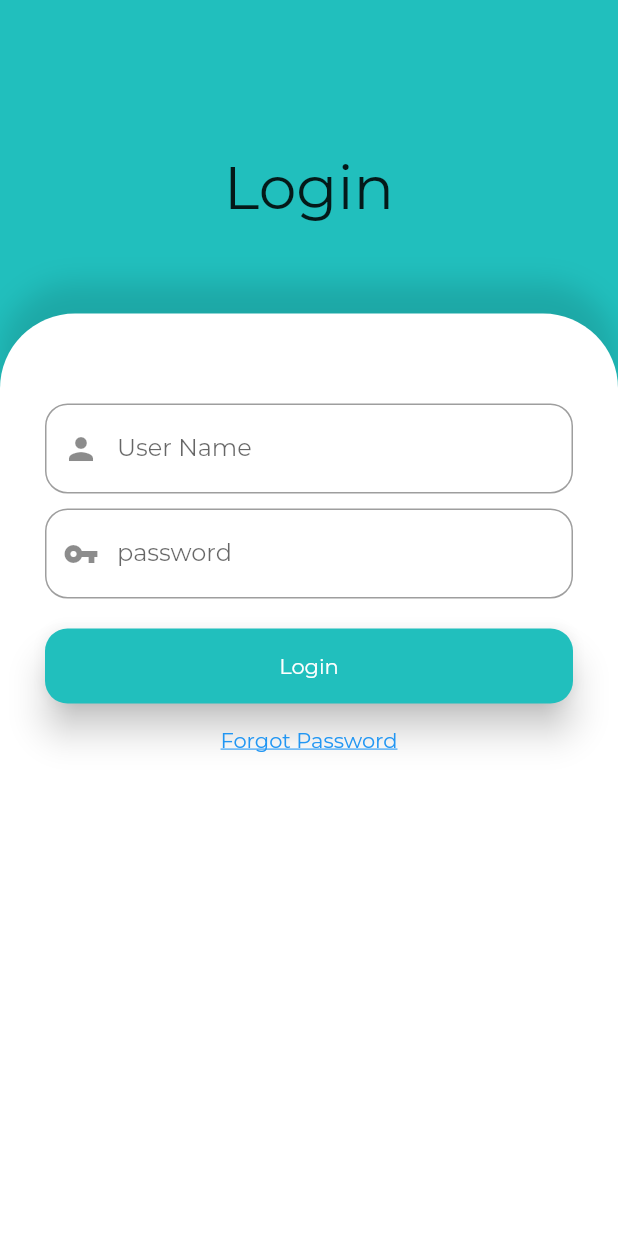
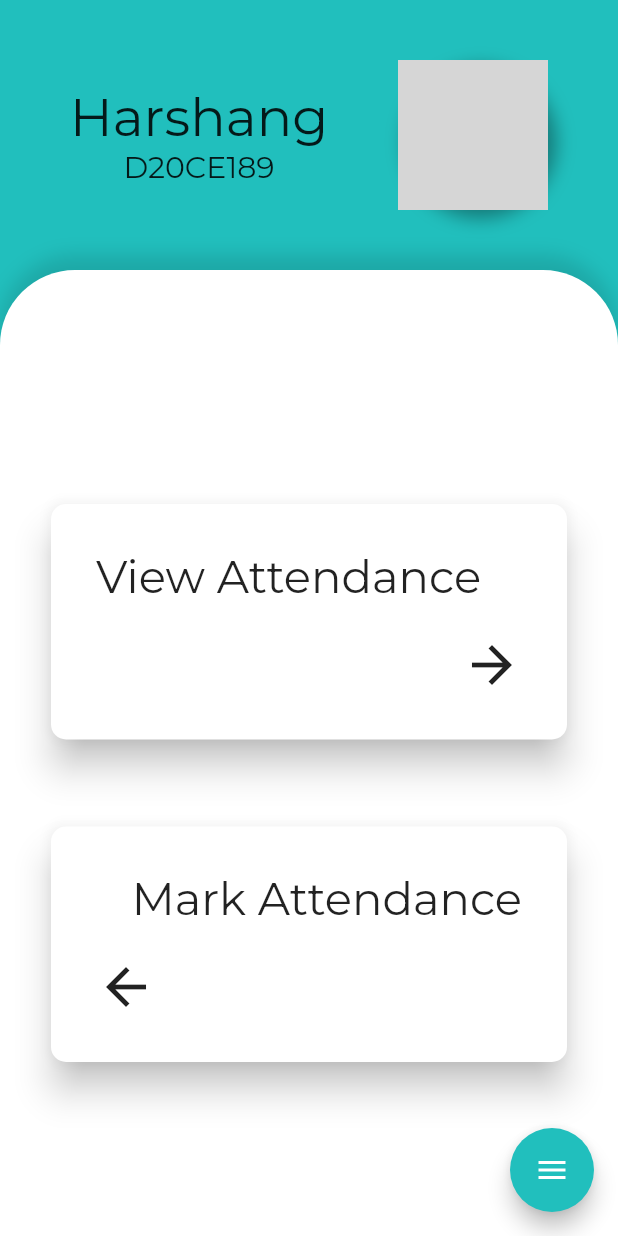
Before and after one commit to harshang03/RFID_based_Attendance_system, a Flutter app: the screen it shows after launch, on a phone screen of 412 x 824 dp. Run offline on Flutter 3.47's test engine with Material 2 defaults, Android fonts, the phone set to English and light mode, and no system bars; drawn by our look-alikes of flutter_speed_dial; our stand-ins replace fl_chart, shared_preferences; network calls fail; grey boxes are pictures that could not be loaded.

Commit message:
ui done of  faculty dashboard and animation done,view attendance,mark attendance is started

```diff
--- /dev/null
+++ b/lib/CustomPageRoutes/left_to_right_transaction.dart
@@ -0,0 +1,20 @@
+import 'package:flutter/material.dart';
+
+class LTORCustomPageRoute extends PageRouteBuilder {
+  final Widget child;
+
+  LTORCustomPageRoute({
+    required this.child,
+  }) : super(
+          pageBuilder: (context, animation, secondaryAnimation) => child,
+        );
+
+  @override
+  Widget buildTransitions(BuildContext context, Animation<double> animation,
+          Animation<double> secondaryAnimation, Widget child) =>
+      SlideTransition(
+        position: Tween<Offset>(begin: const Offset(-1, 0), end: Offset.zero)
+            .animate(animation),
+        child: child,
+      );
+}
--- /dev/null
+++ b/lib/CustomPageRoutes/right_to_left_transaction.dart
@@ -0,0 +1,20 @@
+import 'package:flutter/material.dart';
+
+class RTOLCustomPageRoute extends PageRouteBuilder {
+  final Widget child;
+
+  RTOLCustomPageRoute({
+    required this.child,
+  }) : super(
+    pageBuilder: (context, animation, secondaryAnimation) => child,
+  );
+
+  @override
+  Widget buildTransitions(BuildContext context, Animation<double> animation,
+      Animation<double> secondaryAnimation, Widget child) =>
+      SlideTransition(
+        position: Tween<Offset>(begin: const Offset(1, 0), end: Offset.zero)
+            .animate(animation),
+        child: child,
+      );
+}
--- a/lib/main.dart
+++ b/lib/main.dart
@@ -1,7 +1,8 @@
 import 'package:flutter/material.dart';
+import 'package:rfid_attendance_system/screens/dashboard_for_faculty.dart';
 import 'package:rfid_attendance_system/screens/home_screen_for_student.dart';
 import 'package:rfid_attendance_system/screens/login.dart';
-import 'package:rfid_attendance_system/screens/splash_screen.dart';
+import 'package:rfid_attendance_system/screens/mark_attendance.dart';
 
 void main() {
   runApp(const RFIDAttendanceSystem());
@@ -14,12 +15,17 @@ class RFIDAttendanceSystem extends StatelessWidget {
   Widget build(BuildContext context) {
     return MaterialApp(
       title: 'RFID Attendance System',
-      theme: ThemeData(fontFamily: 'Montserrat'),
+      theme: ThemeData(
+        fontFamily: 'Montserrat',
+      ),
       //debugShowCheckedModeBanner: false,
       routes: {
-        '/': (context) => const SplashScreen(),
+        //'/': (context) => const SplashScreen(),
+        '/': (context) => const DashboardForFaculty(),
         '/login': (context) => const Login(),
         '/homeScreenForStudents': (context) => const HomeScreenForStudent(),
+        '/dashboardForFaculty': (context) => const DashboardForFaculty(),
+        '/markAttendance': (context) => const MarkAttendance(),
       },
     );
   }
--- /dev/null
+++ b/lib/screens/dashboard_for_faculty.dart
@@ -0,0 +1,238 @@
+import 'package:flutter/cupertino.dart';
+import 'package:flutter/material.dart';
+import 'package:flutter_speed_dial/flutter_speed_dial.dart';
+import 'package:rfid_attendance_system/CustomPageRoutes/left_to_right_transaction.dart';
+import 'package:rfid_attendance_system/CustomPageRoutes/right_to_left_transaction.dart';
+import 'package:rfid_attendance_system/screens/mark_attendance.dart';
+import 'package:rfid_attendance_system/screens/select_student_for_view_attendance.dart';
+import 'package:shared_preferences/shared_preferences.dart';
+
+class DashboardForFaculty extends StatefulWidget {
+  const DashboardForFaculty({Key? key}) : super(key: key);
+
+  @override
+  _DashboardForFacultyState createState() => _DashboardForFacultyState();
+}
+
+class _DashboardForFacultyState extends State<DashboardForFaculty> {
+  @override
+  Widget build(BuildContext context) {
+    var imageUrl =
+        'https://images.unsplash.com/photo-1642874078537-3054faddac7c?ixlib=rb-1.2.1&ixid=MnwxMjA3fDB8MHxwaG90by1wYWdlfHx8fGVufDB8fHx8&auto=format&fit=crop&w=387&q=80';
+    return Scaffold(
+      //resizeToAvoidBottomInset: false,
+      backgroundColor: const Color(0xFF21BFBD),
+      body: SafeArea(
+        child: Column(
+          children: <Widget>[
+            const SizedBox(
+              height: 40.0,
+            ),
+            Row(
+              mainAxisAlignment: MainAxisAlignment.spaceEvenly,
+              crossAxisAlignment: CrossAxisAlignment.center,
+              children: <Widget>[
+                Column(
+                  children: <Widget>[
+                    Text(
+                      'Harshang',
+                      style: TextStyle(fontSize: 35),
+                    ),
+                    Text(
+                      'D20CE189',
+                      style: TextStyle(fontSize: 20),
+                    ),
+                  ],
+                ),
+                Container(
+                  decoration: const BoxDecoration(
+                    color: Colors.transparent,
+                    shape: BoxShape.circle,
+                    boxShadow: [
+                      BoxShadow(
+                          blurRadius: 10,
+                          color: Colors.black38,
+                          spreadRadius: 0.1,
+                          offset: Offset(5, 5))
+                    ],
+                  ),
+                  child: CircleAvatar(
+                    child: ClipOval(
+                      child: FadeInImage(
+                        image: NetworkImage(imageUrl),
+                        height: 120,
+                        width: 120,
+                        fit: BoxFit.cover,
+                        placeholder: const AssetImage(
+                            'assets/images/alt_profile_pic.png'),
+                      ),
+                    ),
+                    radius: 50,
+                  ),
+                ),
+              ],
+            ),
+            const SizedBox(
+              height: 40.0,
+            ),
+            Expanded(
+              child: Container(
+                decoration: const BoxDecoration(
+                  color: Colors.white,
+                  borderRadius: BorderRadius.only(
+                      topLeft: Radius.circular(50),
+                      topRight: Radius.circular(50)),
+                  boxShadow: [
+                    BoxShadow(
+                      color: Colors.black12,
+                      offset: Offset(0, -10.0), //(x,y)
+                      blurRadius: 10.0,
+                    ),
+                  ],
+                ),
+                child: Padding(
+                  padding: const EdgeInsets.only(
+                    left: 30.0,
+                    right: 30.0,
+                    top: 40.0,
+                  ),
+                  child: Column(
+                    //crossAxisAlignment: CrossAxisAlignment.stretch,
+                    children: <Widget>[
+                      Expanded(
+                        child: Column(
+                          crossAxisAlignment: CrossAxisAlignment.center,
+                          mainAxisAlignment: MainAxisAlignment.center,
+                          children: <Widget>[
+                            Card(
+                              //clipBehavior: Clip.antiAlias,
+                              elevation: 10.0,
+                              shape: RoundedRectangleBorder(
+                                  borderRadius: BorderRadius.circular(10)),
+                              child: InkWell(
+                                borderRadius: BorderRadius.circular(10),
+                                splashColor: const Color(0xFFCCFFFB),
+                                onTap: () {
+                                  Navigator.of(context).push(RTOLCustomPageRoute(child: const SelectStudent()));
+                                  print("taped");
+                                },
+                                child: Padding(
+                                  padding: const EdgeInsets.all(30),
+                                  child: Column(
+                                    children: <Widget>[
+                                      Row(
+                                        children: const [
+                                          Text(
+                                            "View Attendance",
+                                            style: TextStyle(
+                                                fontSize: 30.0,
+                                                fontWeight: FontWeight.w500),
+                                          ),
+                                        ],
+                                      ),
+                                      const SizedBox(
+                                        height: 20,
+                                      ),
+                                      Row(
+                                        mainAxisAlignment:
+                                            MainAxisAlignment.end,
+                                        children: const [
+                                          Icon(
+                                            Icons.arrow_forward,
+                                            size: 40,
+                                          ),
+                                        ],
+                                      )
+                                    ],
+                                  ),
+                                ),
+                              ),
+                            ),
+                            SizedBox(
+                              height: 50,
+                            ),
+                            Card(
+                              //clipBehavior: Clip.antiAlias,
+                              elevation: 10.0,
+                              shape: RoundedRectangleBorder(
+                                  borderRadius: BorderRadius.circular(10)),
+                              child: InkWell(
+                                borderRadius: BorderRadius.circular(10),
+                                splashColor: const Color(0xFFCCFFFB),
+                                onTap: () {
+                                  print("taped");
+                                  Navigator.of(context).push(
+                                      LTORCustomPageRoute(
+                                          child: const MarkAttendance()));
+                                },
+                                child: Padding(
+                                  padding: const EdgeInsets.all(30),
+                                  child: Column(
+                                    children: <Widget>[
+                                      Row(
+                                        mainAxisAlignment:
+                                            MainAxisAlignment.end,
+                                        children: const [
+                                          Text(
+                                            "Mark Attendance",
+                                            style: TextStyle(
+                                                fontSize: 30.0,
+                                                fontWeight: FontWeight.w500),
+                                          ),
+                                        ],
+                                      ),
+                                      const SizedBox(
+                                        height: 20,
+                                      ),
+                                      Row(
+                                        children: const [
+                                          Icon(
+                                            Icons.arrow_back,
+                                            size: 40,
+                                          ),
+                                        ],
+                                      )
+                                    ],
+                                  ),
+                                ),
+                              ),
+                            ),
+                          ],
+                        ),
+                      )
+                    ],
+                  ),
+                ),
+              ),
+            ),
+          ],
+        ),
+      ),
+      floatingActionButton: SpeedDial(
+        animatedIcon: AnimatedIcons.menu_close,
+        backgroundColor: const Color(0xFF21BFBD),
+        overlayOpacity: 0.5,
+        overlayColor: Colors.black,
+        children: [
+          SpeedDialChild(
+              child: const Icon(Icons.account_circle_rounded),
+              label: "Profile",
+              onTap: () => {print('profile taped')}),
+          SpeedDialChild(
+              child: const Icon(Icons.settings),
+              label: "Settings",
+              onTap: () => {print('Settings taped')}),
+          SpeedDialChild(
+              child: const Icon(Icons.logout),
+              label: "Log out",
+              onTap: () async {
+                print('Logout taped');
+                Navigator.pushNamedAndRemoveUntil(context, "/", (r) => false);
+                SharedPreferences prefs = await SharedPreferences.getInstance();
+                prefs.clear();
+              }),
+        ],
+      ),
+    );
+  }
+}
--- a/lib/screens/login.dart
+++ b/lib/screens/login.dart
@@ -1,6 +1,5 @@
 import 'package:flutter/material.dart';
 import 'package:shared_preferences/shared_preferences.dart';
-
 import 'home_screen_for_student.dart';
 class Login extends StatefulWidget {
   const Login({Key? key}) : super(key: key);
```
Also changed, not shown: lib/screens/home_screen_for_student.dart (+10 -4 lines), lib/screens/mark_attendance.dart (added, +17 -0 lines), lib/screens/select_student_for_view_attendance.dart (added, +90 -0 lines).
